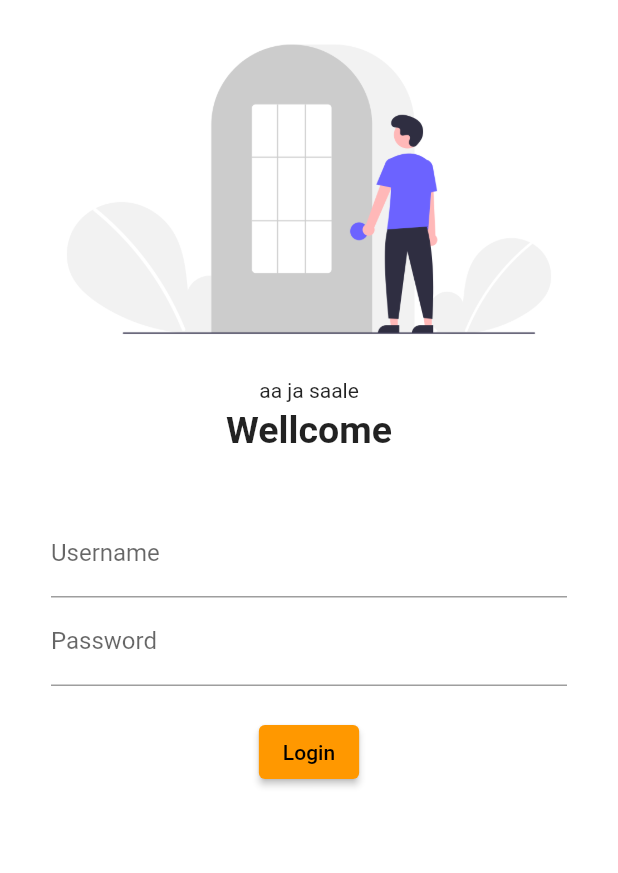
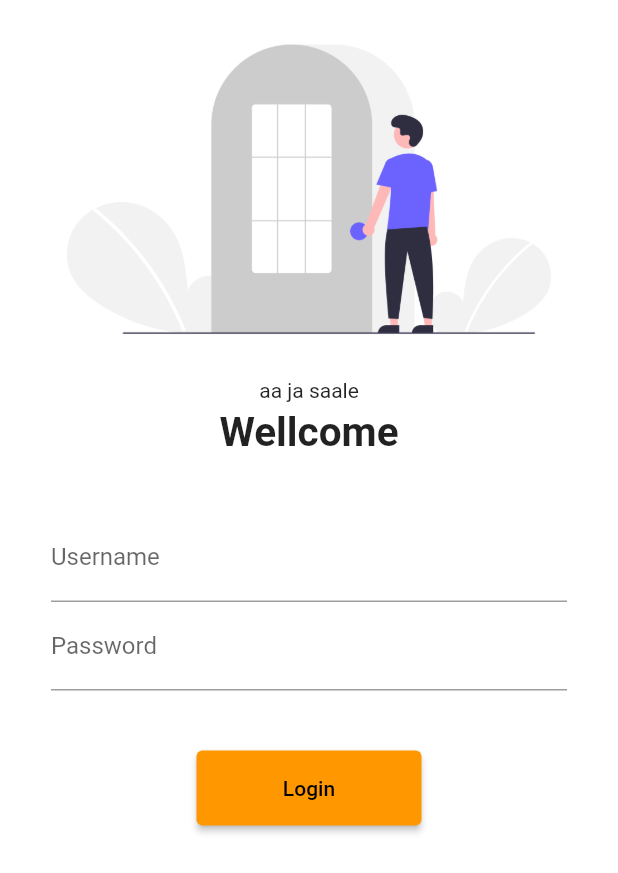
Before and after one commit to priyanshu1087/30_days_of_Flutter, a Flutter app: the screen it shows after launch, on a phone screen of 412 x 824 dp. Shown: the top 873 px of the screen. Run offline on Flutter 3.47's test engine with Material 2 defaults, Android fonts, the phone set to English and light mode, and no system bars.

Commit message:
day_5 compleated

```diff
--- a/lib/main.dart
+++ b/lib/main.dart
@@ -1,6 +1,7 @@
 import 'package:flutter/material.dart';
 import 'pages.dart/home_page.dart';
 import 'pages.dart/login_page.dart';
+import 'utils/routes.dart';
 void main()
 {
   runApp(MyApp());
@@ -17,8 +18,8 @@ Widget build(BuildContext context){
     darkTheme: ThemeData(brightness: Brightness.dark,),
     routes: {
       "/":(context) => LoginPage(),
-      "/home":(context) => HomePage(),
-      "/login":(context) => LoginPage(),
+      MyRoutes.homeRoute :(context) => HomePage(),
+      MyRoutes.loginRoute:(context) => LoginPage(),
     },
   );
 }
--- a/lib/pages.dart/login_page.dart
+++ b/lib/pages.dart/login_page.dart
@@ -1,19 +1,18 @@
 import 'package:flutter/material.dart';
-
-
+import 'package:flutter_application_2/utils/routes.dart';
 class LoginPage extends StatelessWidget{
-
   @override
   Widget build(BuildContext context){
   return Material(
     color: Colors.white,
+   child : SingleChildScrollView(
     child: Column(
       children: [
         Image.asset("assets/images/login.png",fit:BoxFit.cover),
         SizedBox(
           height: 20.0, child:  Text("aa ja saale"),
         ),
-        Text("Wellcome",style: TextStyle(fontSize: 25,fontWeight:FontWeight.bold ),),
+        Text("Wellcome",style: TextStyle(fontSize: 27,fontWeight:FontWeight.bold ),),
         SizedBox(height: 20.0,),
        Padding(
          padding: const EdgeInsets.symmetric(vertical:18.0, horizontal: 34.0),
@@ -33,18 +32,21 @@ class LoginPage extends StatelessWidget{
              ),
           ),
           SizedBox(
-          height: 20.0,
+          height: 40.0,
         ),
-        ElevatedButton(child: Text("Login"),
-        style: TextButton.styleFrom(),
-        onPressed: () {},
+        ElevatedButton(
+          child: Text("Login"),
+        style: TextButton.styleFrom(minimumSize: Size(150, 50)),
+        onPressed: () {
+          Navigator.pushNamed(context, MyRoutes.homeRoute);
+        },
         )
       ],
          ),
        )
       ]
       ),
-
+    ),
   );
 }
 
--- /dev/null
+++ b/lib/utils/routes.dart
@@ -0,0 +1,4 @@
+class MyRoutes{
+  static String loginRoute = '/login';
+  static String homeRoute = '/home';
+}
```
